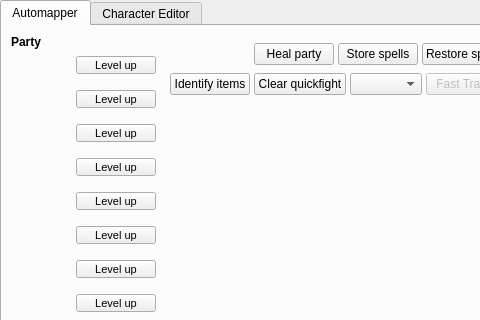
The window that wish/window.ui (malcyon/wish) describes before a commit, drawn with Qt 5; both pictures show x 0 to 480 and y 0 to 320 of the 863 by 713 pixel window.
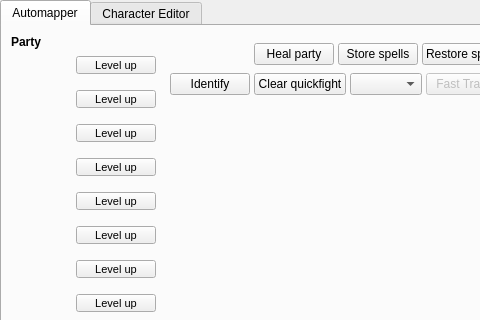
The same window after the commit. Custom widgets are drawn as their Qt base class.

Commit message: UI Redesign: Change Identify button label to 'Identify'

Patch:
```diff
--- a/wish/window.ui
+++ b/wish/window.ui
@@ -1142,7 +1142,7 @@
               <item row="0" column="0">
                <widget class="ElidingButton" name="action_identify">
                 <property name="text">
-                 <string>Identify items</string>
+                 <string>Identify</string>
                 </property>
                </widget>
               </item>
```
The commit also changes 3 other files.
